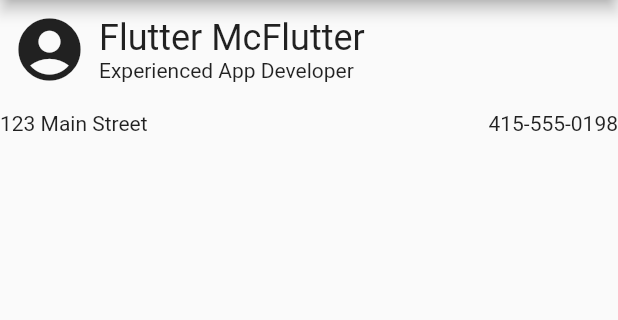
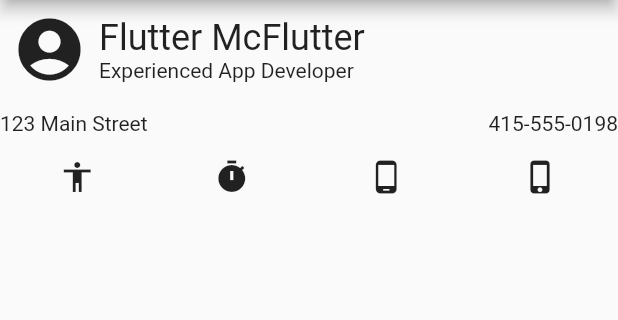
Before and after one commit to ArhanWR/basic_layout_flutter, a Flutter app: the screen it shows after launch, on a phone screen of 412 x 824 dp, the part 84-404 px from its top. Run offline on Flutter 3.47's test engine with Material 2 defaults, Android fonts, the phone set to English and light mode, and no system bars.

Commit message:
Exercise 2 - Done

```diff
--- a/lib/main.dart
+++ b/lib/main.dart
@@ -47,7 +47,13 @@ class MyWidget extends StatelessWidget {
         ),
         const SizedBox(height: 16),
         Row(
-          children: const [],
+          mainAxisAlignment: MainAxisAlignment.spaceAround,
+          children: const [
+            Icon(Icons.accessibility),
+            Icon(Icons.timer),
+            Icon(Icons.phone_android),
+            Icon(Icons.phone_iphone),
+          ],
         ),
       ],
     );
```
